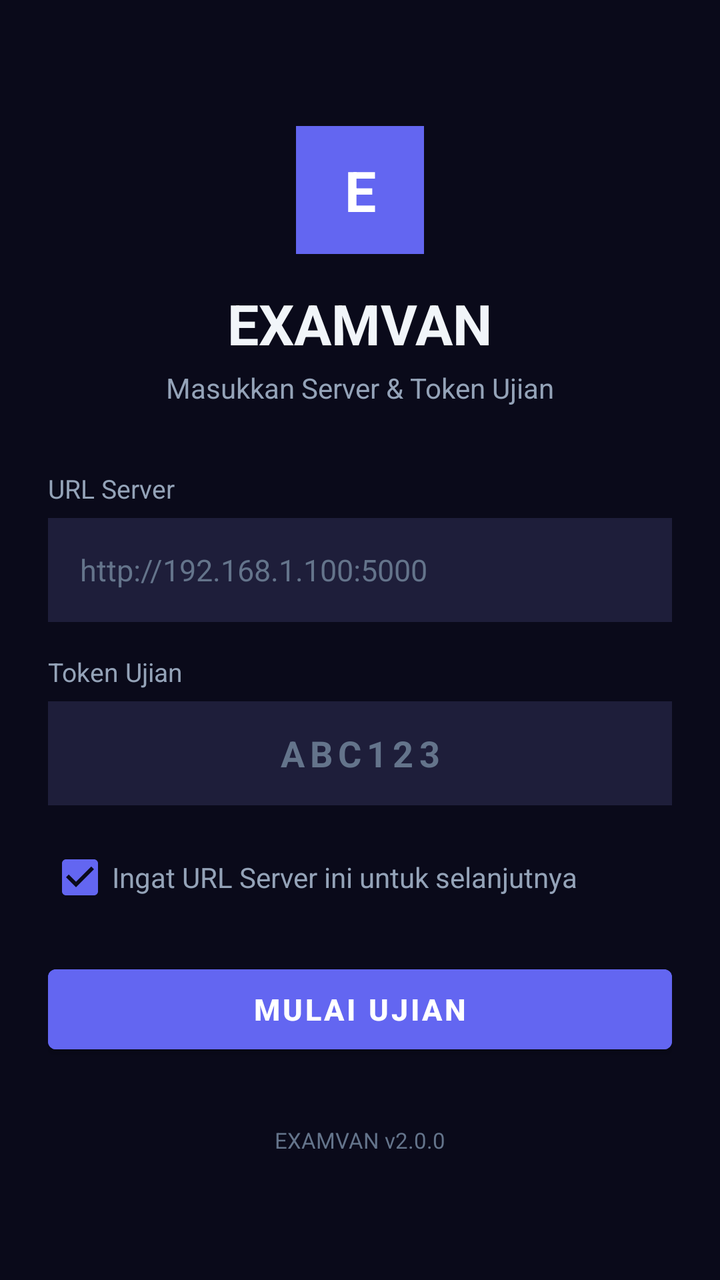
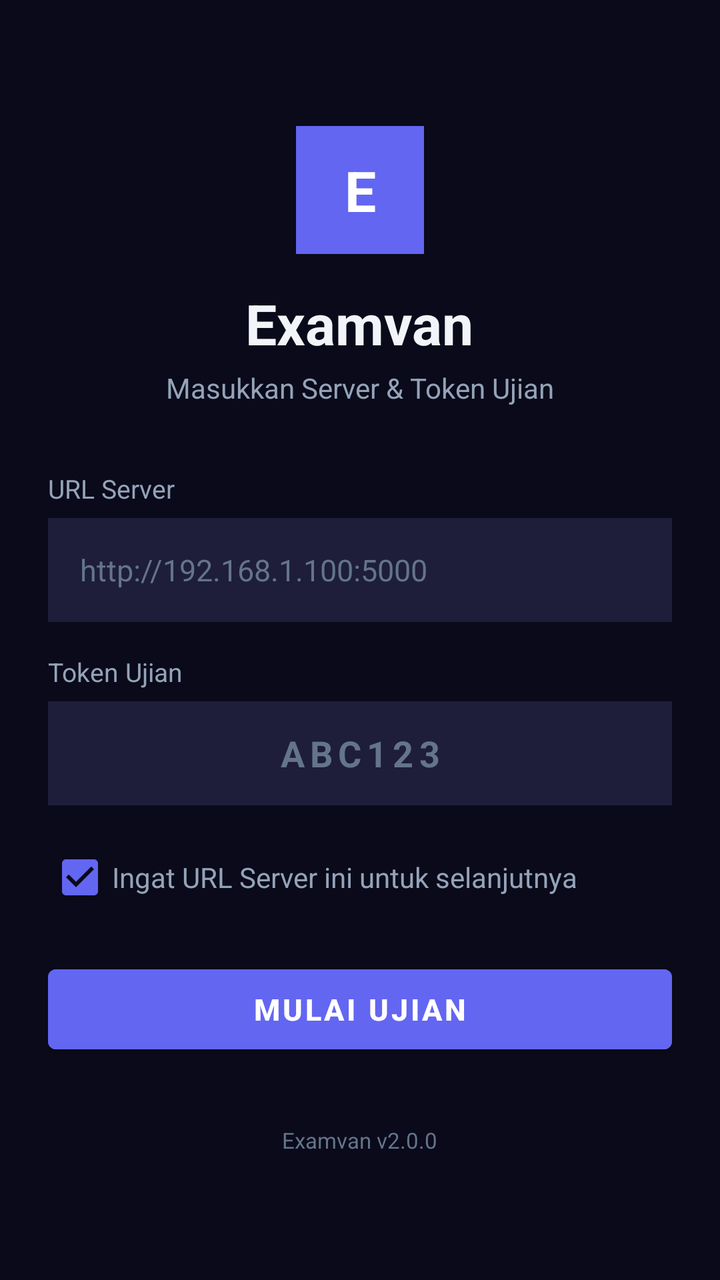

The first picture is an Android layout as it rendered before a commit; the second is the same layout after the commit. The layout source and the unified diff follow.
<!-- AndroidManifest.xml: application theme Theme.ExamVan -->
<!-- res/layout/activity_server_config.xml -->
<?xml version="1.0" encoding="utf-8"?>
<androidx.constraintlayout.widget.ConstraintLayout
    xmlns:android="http://schemas.android.com/apk/res/android"
    xmlns:app="http://schemas.android.com/apk/res-auto"
    android:layout_width="match_parent"
    android:layout_height="match_parent"
    android:background="@color/background"
    android:padding="24dp">

    <LinearLayout
        android:layout_width="0dp"
        android:layout_height="wrap_content"
        android:orientation="vertical"
        android:gravity="center_horizontal"
        app:layout_constraintTop_toTopOf="parent"
        app:layout_constraintBottom_toBottomOf="parent"
        app:layout_constraintStart_toStartOf="parent"
        app:layout_constraintEnd_toEndOf="parent"
        app:layout_constraintWidth_max="400dp">

        
        <TextView
            android:layout_width="64dp"
            android:layout_height="64dp"
            android:gravity="center"
            android:text="E"
            android:textSize="28sp"
            android:textColor="@color/on_primary"
            android:textStyle="bold"
            android:background="@color/primary"
            android:layout_marginBottom="16dp" />

        <TextView
            android:layout_width="wrap_content"
            android:layout_height="wrap_content"
            android:text="EXAMVAN"
            android:textSize="28sp"
            android:textStyle="bold"
            android:textColor="@color/on_surface"
            android:layout_marginBottom="4dp" />

        <TextView
            android:layout_width="wrap_content"
            android:layout_height="wrap_content"
            android:text="Masukkan Server &amp; Token Ujian"
            android:textSize="14sp"
            android:textColor="@color/text_secondary"
            android:layout_marginBottom="32dp" />

        
        <TextView
            android:layout_width="match_parent"
            android:layout_height="wrap_content"
            android:text="@string/label_server_url"
            android:textSize="13sp"
            android:textColor="@color/text_secondary"
            android:layout_marginBottom="6dp" />

        <EditText
            android:id="@+id/etServerUrl"
            android:layout_width="match_parent"
            android:layout_height="52dp"
            android:hint="@string/hint_server_url"
            android:inputType="textUri"
            android:textSize="15sp"
            android:textColor="@color/on_surface"
            android:textColorHint="@color/text_muted"
            android:background="@color/surface_variant"
            android:paddingHorizontal="16dp"
            android:singleLine="true"
            android:layout_marginBottom="16dp" />

        
        <TextView
            android:layout_width="match_parent"
            android:layout_height="wrap_content"
            android:text="@string/label_token"
            android:textSize="13sp"
            android:textColor="@color/text_secondary"
            android:layout_marginBottom="6dp" />

        <EditText
            android:id="@+id/etToken"
            android:layout_width="match_parent"
            android:layout_height="52dp"
            android:hint="@string/hint_token"
            android:inputType="textCapCharacters"
            android:textSize="18sp"
            android:textStyle="bold"
            android:textColor="@color/on_surface"
            android:textColorHint="@color/text_muted"
            android:background="@color/surface_variant"
            android:paddingHorizontal="16dp"
            android:singleLine="true"
            android:letterSpacing="0.15"
            android:gravity="center"
            android:maxLength="6"
            android:layout_marginBottom="12dp" />

        
        <CheckBox
            android:id="@+id/cbRememberUrl"
            android:layout_width="match_parent"
            android:layout_height="wrap_content"
            android:text="@string/cb_remember_url"
            android:textSize="14sp"
            android:textColor="@color/text_secondary"
            android:checked="true"
            android:buttonTint="@color/primary"
            android:layout_marginBottom="8dp" />

        
        <TextView
            android:id="@+id/tvError"
            android:layout_width="match_parent"
            android:layout_height="wrap_content"
            android:textSize="13sp"
            android:textColor="@color/danger"
            android:visibility="gone"
            android:gravity="center"
            android:layout_marginBottom="8dp" />

        
        <ProgressBar
            android:id="@+id/progressLoading"
            android:layout_width="32dp"
            android:layout_height="32dp"
            android:visibility="gone"
            android:indeterminateTint="@color/primary"
            android:layout_marginBottom="12dp" />

        
        <Button
            android:id="@+id/btnConnect"
            android:layout_width="match_parent"
            android:layout_height="52dp"
            android:text="@string/btn_start_exam"
            android:textSize="15sp"
            android:textStyle="bold"
            android:backgroundTint="@color/primary"
            android:textColor="@color/on_primary"
            android:layout_marginTop="8dp" />

        <TextView
            android:layout_width="wrap_content"
            android:layout_height="wrap_content"
            android:text="EXAMVAN v2.0.0"
            android:textSize="11sp"
            android:textColor="@color/text_muted"
            android:layout_marginTop="32dp" />

    </LinearLayout>

</androidx.constraintlayout.widget.ConstraintLayout>
<!-- resources referenced by this layout -->
<resources>
  <color name="background">#0A0A1A</color>
  <color name="danger">#EF4444</color>
  <color name="on_primary">#FFFFFF</color>
  <color name="on_surface">#F1F5F9</color>
  <color name="primary">#6366F1</color>
  <color name="surface_variant">#1E1E3A</color>
  <color name="text_muted">#64748B</color>
  <color name="text_secondary">#94A3B8</color>
  <string name="btn_start_exam">Mulai Ujian</string>
  <string name="cb_remember_url">Ingat URL Server ini untuk selanjutnya</string>
  <string name="hint_server_url">http://192.168.1.100:5000</string>
  <string name="hint_token">ABC123</string>
  <string name="label_server_url">URL Server</string>
  <string name="label_token">Token Ujian</string>
  <style name="Theme.ExamVan" parent="Theme.MaterialComponents.DayNight.NoActionBar">
          <item name="colorPrimary">@color/primary</item>
          <item name="colorPrimaryDark">@color/primary_dark</item>
          <item name="colorPrimaryVariant">@color/primary_variant</item>
          <item name="colorOnPrimary">@color/on_primary</item>
          <item name="android:colorBackground">@color/background</item>
          <item name="colorSurface">@color/surface</item>
          <item name="colorOnSurface">@color/on_surface</item>
          <item name="android:statusBarColor">@color/background</item>
          <item name="android:navigationBarColor">@color/background</item>
          <item name="android:windowLightStatusBar">false</item>
      </style>
  <color name="primary_dark">#4F46E5</color>
  <color name="primary_variant">#8B5CF6</color>
  <color name="surface">#12122A</color>
</resources>

<!-- the commit's change to res/layout/activity_server_config.xml (unified diff, before → after) -->
@@ -33,7 +33,7 @@
         <TextView
             android:layout_width="wrap_content"
             android:layout_height="wrap_content"
-            android:text="EXAMVAN"
+            android:text="Examvan"
             android:textSize="28sp"
             android:textStyle="bold"
             android:textColor="@color/on_surface"
@@ -144,7 +144,7 @@
         <TextView
             android:layout_width="wrap_content"
             android:layout_height="wrap_content"
-            android:text="EXAMVAN v2.0.0"
+            android:text="Examvan v2.0.0"
             android:textSize="11sp"
             android:textColor="@color/text_muted"
             android:layout_marginTop="32dp" />
